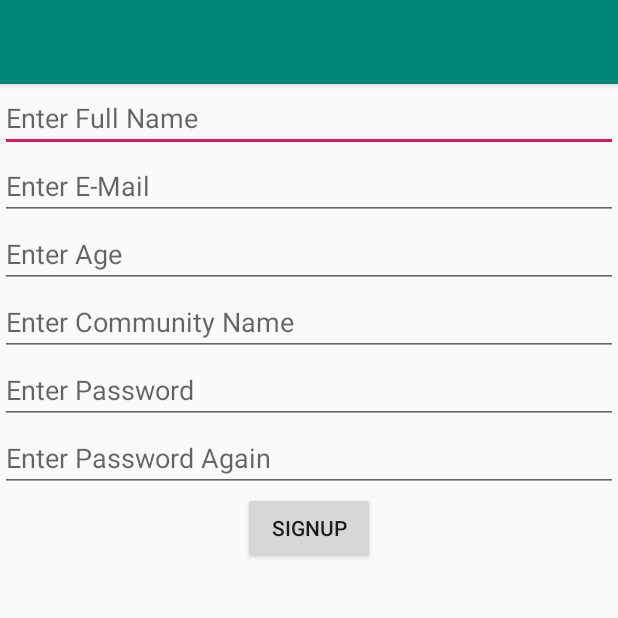
After one commit to CFGIndia20/team-21, an Android app: the SigninActivity screen opened directly, with no data from a screen before it, on a phone screen of 412 x 824 dp, the top half of it. The commit adds this screen. Run offline under Robolectric (Android 15) with nearby library versions, the phone set to English and light mode, and no system bars; our stand-ins replace Volley; network calls fail.

Commit message:
"Login Signup done"

```diff
--- a/android/Umeed/app/build.gradle
+++ b/android/Umeed/app/build.gradle
@@ -26,4 +26,9 @@ dependencies {
     testImplementation 'junit:junit:4.12'
     androidTestImplementation 'androidx.test:runner:1.1.1'
     androidTestImplementation 'androidx.test.espresso:espresso-core:3.1.1'
+    implementation 'com.squareup.retrofit2:retrofit:2.4.0'
+    implementation 'com.android.volley:volley:1.1.1'
+
+
+
 }
--- /dev/null
+++ b/android/Umeed/app/src/main/java/com/example/umeed/SigninActivity.java
@@ -0,0 +1,83 @@
+package com.example.umeed;
+
+import android.content.Intent;
+import android.os.Bundle;
+import android.view.View;
+import android.widget.Button;
+import android.widget.EditText;
+import android.widget.Toast;
+
+import androidx.appcompat.app.AppCompatActivity;
+
+import com.android.volley.AuthFailureError;
+import com.android.volley.Request;
+import com.android.volley.Response;
+import com.android.volley.VolleyError;
+import com.android.volley.toolbox.StringRequest;
+import com.android.volley.toolbox.Volley;
+
+import java.util.HashMap;
+import java.util.Map;
+
+public class SigninActivity extends AppCompatActivity {
+    @Override
+    protected void onCreate(Bundle savedInstanceState) {
+        super.onCreate(savedInstanceState);
+        setContentView(R.layout.activity_signin);
+        final EditText name = findViewById(R.id.full_name);
+        final EditText email = findViewById(R.id.email);
+        final EditText age = findViewById(R.id.age);
+        final EditText community = findViewById(R.id.community);
+        final EditText psw = findViewById(R.id.psw);
+        final EditText psw2 = findViewById(R.id.psw_again);
+
+        Button loginBtn = (Button) findViewById(R.id.signup);
+        loginBtn.setOnClickListener(new View.OnClickListener() {
+            @Override
+            public void onClick(View v) {
+                if (psw != psw2) {
+                    Toast.makeText(getApplicationContext(), "Passwords do not match", Toast.LENGTH_SHORT).show();
+                } else {
+                    SignUp(name, email, age, community, psw);
+
+                }
+            }
+
+        });
+    }
+
+    protected void SignUp(final EditText name, final EditText email, final EditText age, final EditText community, final EditText psw) {
+        //TODO: get signin results from backend
+        StringRequest request = new StringRequest(Request.Method.POST, "hrrps://",
+                new Response.Listener<String>() {
+                    @Override
+                    public void onResponse(String response) {
+                        Toast.makeText(getApplicationContext(), response, Toast.LENGTH_SHORT).show();
+                        if (response.contains("1")) {
+                            //startActivity(user);
+                        } else {
+                            Toast.makeText(getApplicationContext(), "Try Again!", Toast.LENGTH_SHORT).show();
+                        }
+                    }
+                }, new Response.ErrorListener() {
+            @Override
+            public void onErrorResponse(VolleyError error) {
+
+            }
+        }
+        ) {
+            @Override
+            protected Map<String, String> getParams() throws AuthFailureError {
+                Map<String, String> params = new HashMap<>();
+                params.put("email", email.toString());
+                params.put("fullname", name.toString());
+                params.put("password", psw.toString());
+                params.put("age", age.toString());
+                params.put("communtiy", community.toString());
+                return params;
+            }
+        };
+
+        Volley.newRequestQueue(this).add(request);
+    }
+}
--- /dev/null
+++ b/android/Umeed/app/src/main/res/layout/activity_signin.xml
@@ -0,0 +1,56 @@
+<?xml version="1.0" encoding="utf-8"?>
+<LinearLayout xmlns:android="http://schemas.android.com/apk/res/android"
+    android:orientation="vertical" android:layout_width="match_parent"
+    android:layout_height="match_parent">
+<EditText
+    android:layout_width="match_parent"
+    android:layout_height="wrap_content"
+    android:hint="Enter Full Name"
+    android:id="@+id/full_name">
+</EditText>
+    <EditText
+        android:layout_width="match_parent"
+        android:layout_height="wrap_content"
+        android:hint="Enter E-Mail"
+        android:id="@+id/email">
+
+    </EditText>
+    <EditText
+        android:layout_width="match_parent"
+        android:layout_height="wrap_content"
+        android:hint="Enter Age"
+        android:inputType="number"
+        android:id="@+id/age">
+
+    </EditText>
+    <EditText
+        android:layout_width="match_parent"
+        android:layout_height="wrap_content"
+        android:hint="Enter Community Name"
+        android:id="@+id/community">
+
+    </EditText>
+    <EditText
+        android:layout_width="match_parent"
+        android:layout_height="wrap_content"
+        android:hint="Enter Password"
+        android:inputType="textPassword"
+        android:id="@+id/psw">
+    </EditText>
+    <EditText
+        android:layout_width="match_parent"
+        android:layout_height="wrap_content"
+        android:hint="Enter Password Again"
+        android:inputType="textPassword"
+        android:id="@+id/psw_again">
+
+    </EditText>
+    <Button
+        android:layout_width="wrap_content"
+        android:layout_height="wrap_content"
+        android:text="Signup"
+        android:layout_gravity="center_horizontal"
+        android:id="@+id/signup">
+
+    </Button>
+</LinearLayout>
```
Also changed, not shown: android/Umeed/app/src/main/AndroidManifest.xml (+10 -3 lines), android/Umeed/app/src/main/java/com/example/umeed/LoginActivity.java (added, +99 -0 lines), android/Umeed/app/src/main/java/com/example/umeed/MainActivity.java (+12 -0 lines), android/Umeed/app/src/main/java/com/example/umeed/User.java (added, +9 -0 lines), android/Umeed/app/src/main/res/layout/activity_login.xml (added, +55 -0 lines), android/Umeed/app/src/main/res/layout/activity_main.xml (+7 -7 lines).
